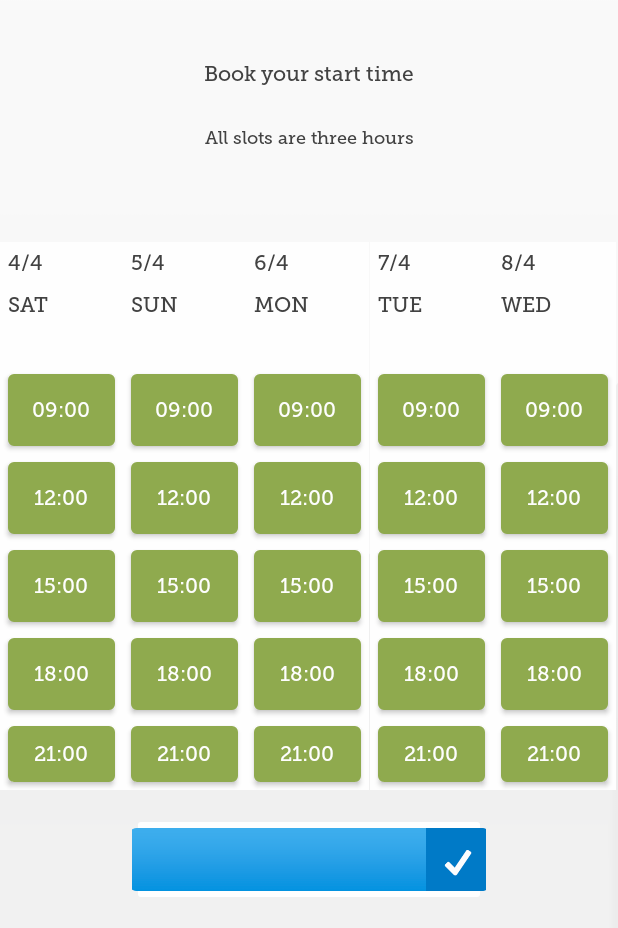
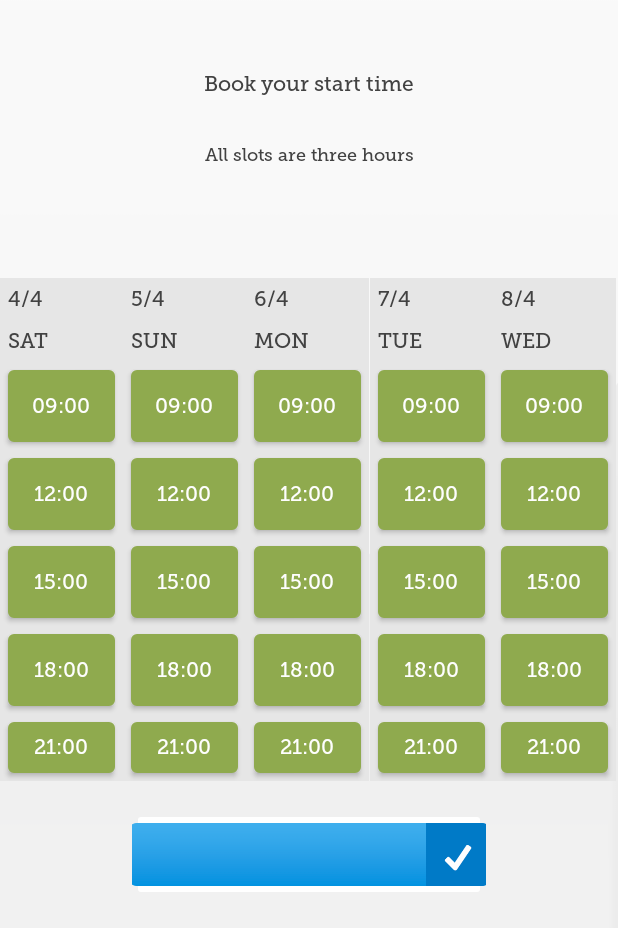
Before and after one commit to EmanuelDellsen/StadsTid, an Android app: the fragment TimeSlotFragment placed in its activity, on a phone screen of 412 x 824 dp, the part 308-1236 px from its top. Run offline under Robolectric (Android 15) with nearby library versions, the phone set to English and light mode, and no system bars.

Commit message:
fix background colour for the avaliable slots

```diff
--- a/Android/app/src/main/java/com/example/lagomcurfew/activities/TimeSlotAdapter.java
+++ b/Android/app/src/main/java/com/example/lagomcurfew/activities/TimeSlotAdapter.java
@@ -3,6 +3,7 @@ package com.example.lagomcurfew.activities;
 
 import android.content.Context;
 import android.graphics.Color;
+import android.graphics.drawable.Drawable;
 import android.os.Build;
 import android.util.AttributeSet;
 import android.util.Log;
@@ -20,6 +21,7 @@ import java.util.ArrayList;
 
 import androidx.annotation.NonNull;
 import androidx.annotation.Nullable;
+import androidx.core.content.ContextCompat;
 import androidx.viewpager.widget.PagerAdapter;
 import androidx.viewpager.widget.ViewPager;
 
@@ -35,8 +37,10 @@ public class TimeSlotAdapter extends PagerAdapter {
     private Button btnLastSlot;
     private Context context;
     private Integer clickedBtn;
+    private int indexForBackground = 0;
 
-        public TimeSlotAdapter(ArrayList<TimeSlot> timeSlots, onItemSelectedListener onItemSelectedListener, Context context) {
+
+    public TimeSlotAdapter(ArrayList<TimeSlot> timeSlots, onItemSelectedListener onItemSelectedListener, Context context) {
             this.onItemSelectedListener = onItemSelectedListener;
             this.timeSlot = timeSlots;
             this.context = context;
@@ -59,14 +63,15 @@ public class TimeSlotAdapter extends PagerAdapter {
 
 
             View convertView =  mLayoutInflater.inflate(R.layout.time_slot_item, container, false);
+
+            Toast.makeText(mLayoutInflater.getContext(), " test -> " + indexForBackground, Toast.LENGTH_LONG).show();
            holder = new ViewHolder();
 
             holder.dateTextView =  convertView
                     .findViewById(R.id.time_slot_text);
             holder.dayTextview = convertView
                    .findViewById(R.id.time_slot_day);
-            holder.monthTextView =  convertView
-                    .findViewById(R.id.time_slot_month);
+
             convertView.setTag(Integer.valueOf(position));
             holder.dateTextView.setText(date.getDate() + "/" + date.getMonth());
             holder.dayTextview.setText(date.getDay());
@@ -188,3 +193,15 @@ public class TimeSlotAdapter extends PagerAdapter {
         void onItemSelected(int position, int indexOfBtn);
     }
 }
+
+/*
+for(;indexForBackground < 365; indexForBackground++){
+                if(indexForBackground%2 == 0){
+                    convertView.setBackgroundColor(ContextCompat.getColor(context,R.color.off_white));
+                    Log.i("TIME","inside white colour");
+                } else {
+                    Log.i("TIME","inside red colour");
+                    convertView.setBackgroundColor(ContextCompat.getColor(context,R.color.light_grey));
+                }
+            }
+ */
--- a/Android/app/src/main/java/com/example/lagomcurfew/activities/TimeSlotFragment.java
+++ b/Android/app/src/main/java/com/example/lagomcurfew/activities/TimeSlotFragment.java
@@ -2,6 +2,7 @@ package com.example.lagomcurfew.activities;
 
 import android.content.Context;
 import android.content.SharedPreferences;
+import android.graphics.drawable.Drawable;
 import android.os.Bundle;
 import android.view.LayoutInflater;
 import android.view.View;
@@ -28,6 +29,7 @@ public class TimeSlotFragment extends Fragment implements View.OnClickListener,
     private View retView;
     private Context mContext;
     private ImageButton btnAcceptTimeslot;
+    private int indexForBackground = 0;
 
     @Override
     public void onAttach(Context context) {
@@ -65,11 +67,12 @@ public class TimeSlotFragment extends Fragment implements View.OnClickListener,
     }
 
     private void initViewPager() {
-        timeSlotAdapter = new TimeSlotAdapter( timeSlots, this, mInterfaceMainActivity.getContext());
+        timeSlotAdapter = new TimeSlotAdapter( timeSlots, this, mMainActivity.getContext());
         timeSlotAdapter.setCurrentItem(0);
 
 
         viewPager =  retView.findViewById(R.id.viewPager);
+
         viewPager.setAdapter(timeSlotAdapter);
 
         // set intial position.
--- a/Android/app/src/main/res/layout/fragment_qr_code.xml
+++ b/Android/app/src/main/res/layout/fragment_qr_code.xml
@@ -13,11 +13,12 @@
         android:layout_width="155dp"
         android:layout_height="151dp"
         android:layout_margin="5dp"
-        android:backgroundTint="#FBFAFA"
+        android:background="#FDFDFD"
+        android:backgroundTint="#FBFBFB"
+        android:contentDescription="@string/book_start_time"
         android:scaleType="fitCenter"
         android:src="@drawable/book_time_btn_eng"
         android:text="@string/book_time_slot"
-        android:contentDescription="@string/book_start_time"
         app:layout_constraintBottom_toBottomOf="parent"
         app:layout_constraintEnd_toEndOf="parent"
         app:layout_constraintHorizontal_bias="0.07"
--- a/Android/app/src/main/res/layout/fragment_time_slot.xml
+++ b/Android/app/src/main/res/layout/fragment_time_slot.xml
@@ -25,7 +25,7 @@
     <androidx.viewpager.widget.ViewPager
         android:id="@+id/viewPager"
         android:layout_width="411dp"
-        android:layout_height="365dp"
+        android:layout_height="335dp"
         app:layout_constraintBottom_toBottomOf="parent"
         app:layout_constraintEnd_toEndOf="parent"
         app:layout_constraintHorizontal_bias="0.0"
--- a/Android/app/src/main/res/layout/time_slot_item.xml
+++ b/Android/app/src/main/res/layout/time_slot_item.xml
@@ -4,7 +4,7 @@
     android:layout_width="match_parent"
     android:layout_height="wrap_content"
     android:orientation="vertical"
-    android:background="#FEFEFE">
+    android:background="@color/light_grey">
 
 
         <TextView
@@ -20,12 +20,7 @@
             android:layout_height="wrap_content"
             android:textColor="@color/cardview_dark_background"
             android:layout_margin="5dp"/>
-        <TextView
-            android:id="@+id/time_slot_month"
-            android:layout_width="wrap_content"
-            android:layout_height="wrap_content"
-            android:textColor="@color/cardview_dark_background"
-            android:layout_margin="5dp"/>
+
         <Button
             android:id="@+id/btn_first_slot"
             android:layout_width="wrap_content"
--- a/Android/app/src/main/res/values/colors.xml
+++ b/Android/app/src/main/res/values/colors.xml
@@ -8,5 +8,7 @@
     <color name="timeslotButtonClicked">#517fff</color>
     <color name="white">#FFFFFF</color>
     <color name="gray">#343434</color>
+    <color name="light_grey">#e6e6e6</color>
+    <color name="off_white">#fefefe</color>
 
 </resources>
```
Also changed, not shown: Android/app/src/main/res/drawable/grey_colour.xml (added, +9 -0 lines).
